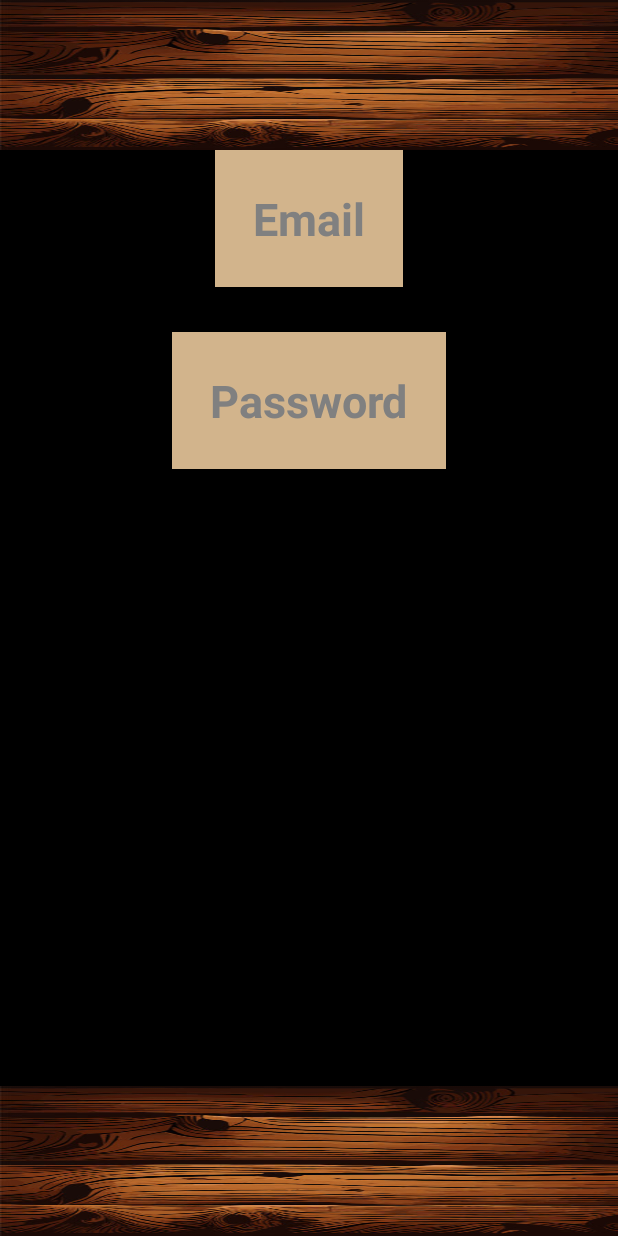
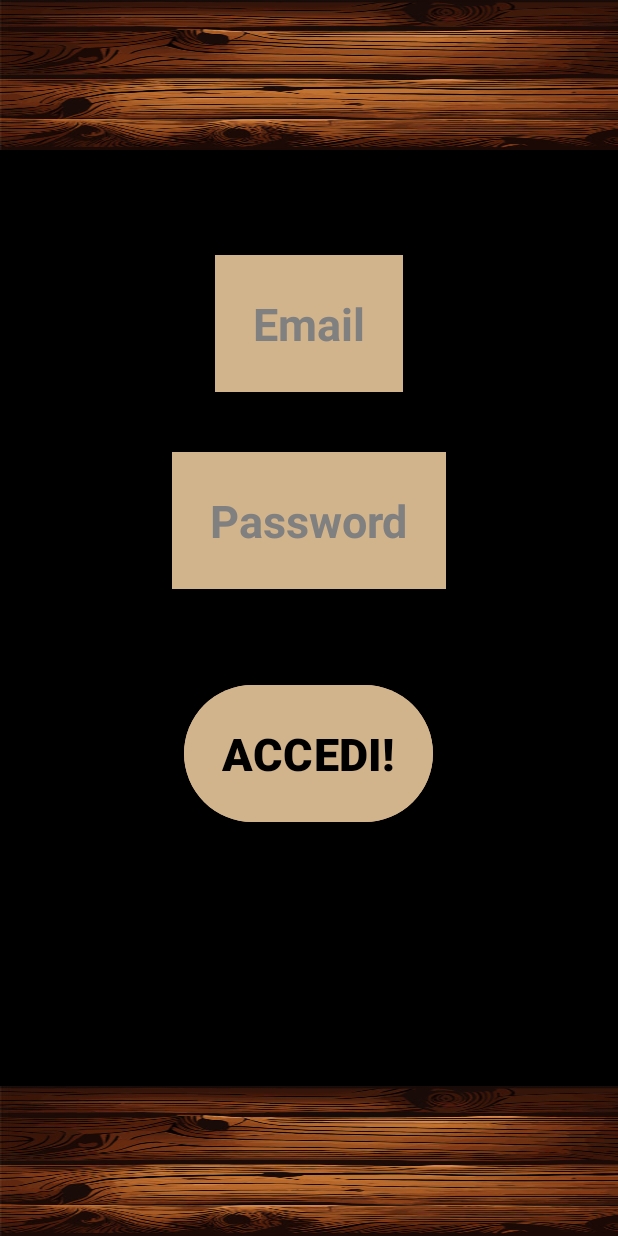
Before and after one commit to LorenzoMorandi-its/AppLibri, an Android app: the LoginActivity screen opened directly, with no data from a screen before it, on a phone screen of 412 x 824 dp. Run offline under Robolectric (Android 15) with nearby library versions, the phone set to English and light mode, and no system bars; 1 statement that could not run was skipped.

Commit message:
aggiunta file

```diff
--- a/app/src/main/res/layout/activity_login.xml
+++ b/app/src/main/res/layout/activity_login.xml
@@ -27,7 +27,8 @@
             android:layout_height="0dp"
             android:layout_weight="1"
             android:orientation="vertical"
-            android:gravity="top|center">
+            android:gravity="top|center"
+            android:layout_marginTop="70dp">
 
             <EditText
                 android:id="@+id/editText_nome"
@@ -45,7 +46,7 @@
             <!-- Spaziatura -->
             <View
                 android:layout_width="match_parent"
-                android:layout_height="30dp" />
+                android:layout_height="40dp" />
 
             <!-- TextBox-->
             <EditText
@@ -60,6 +61,21 @@
                 android:textColor="#000000"
                 android:textColorHint="#808080"
                 android:inputType="textPersonName" />
+
+            <!-- Spaziatura -->
+            <View
+                android:layout_width="match_parent"
+                android:layout_height="60dp" />
+            <Button
+                android:id="@+id/button_login"
+                android:layout_width="wrap_content"
+                android:layout_height="wrap_content"
+                android:textStyle="bold"
+                android:backgroundTint="#D2B48C"
+                android:padding="25dp"
+                android:textSize="30dp"
+                android:text="ACCEDI!"
+                android:textColor="#000000" />
         </LinearLayout>
 
         <!-- Barra inferiore marrone -->
```
